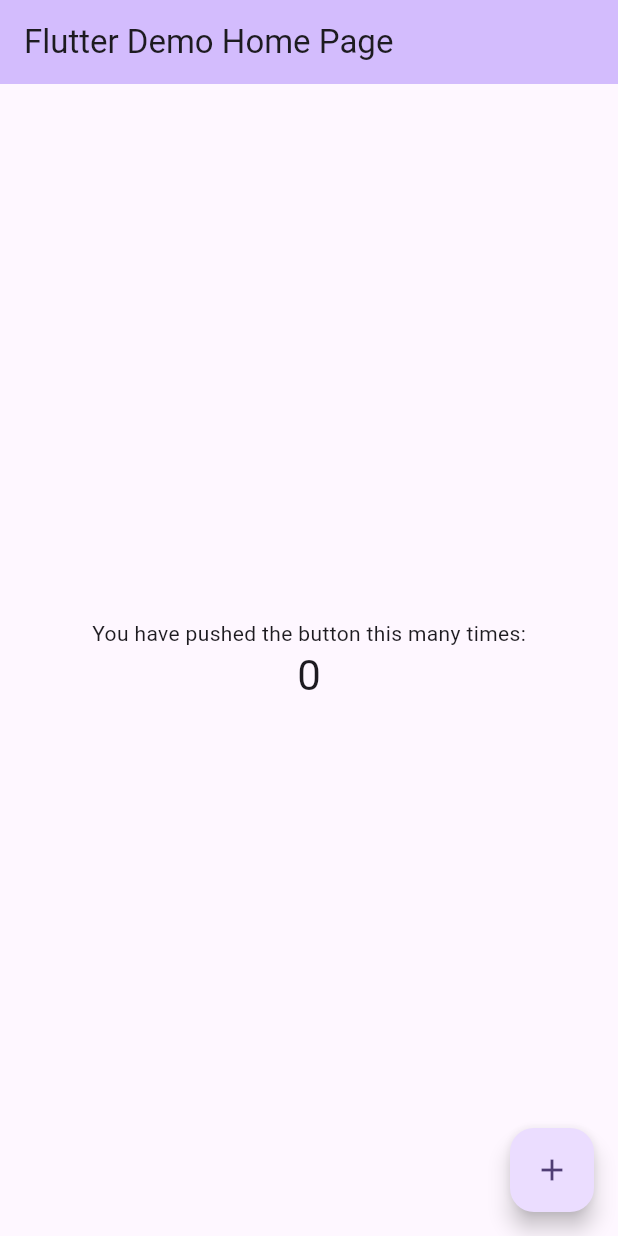
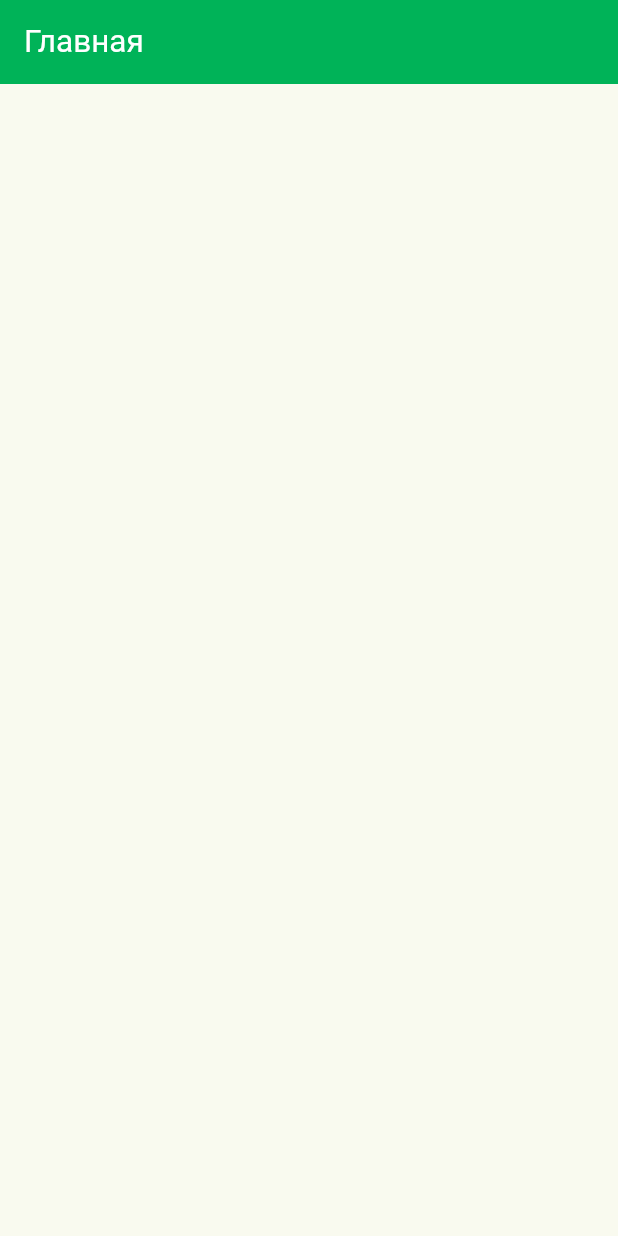
Before and after one commit to Voldezhur/Startups, a Flutter app: the screen it shows after launch, on a phone screen of 412 x 824 dp. Run offline on Flutter 3.47's test engine with Material 3 defaults, Android fonts, the light colour scheme and no system bars.

Commit message:
Added main page, preparation for uploading files

```diff
--- a/read_aloud/lib/main.dart
+++ b/read_aloud/lib/main.dart
@@ -1,4 +1,5 @@
 import 'package:flutter/material.dart';
+import 'package:read_aloud/pages/main_page.dart';
 
 void main() {
   runApp(const MyApp());
@@ -6,120 +7,21 @@
 
 class MyApp extends StatelessWidget {
   const MyApp({super.key});
-
-  // This widget is the root of your application.
   @override
   Widget build(BuildContext context) {
     return MaterialApp(
       title: 'Flutter Demo',
+      debugShowCheckedModeBanner: false,
       theme: ThemeData(
-        // This is the theme of your application.
-        //
-        // TRY THIS: Try running your application with "flutter run". You'll see
-        // the application has a purple toolbar. Then, without quitting the app,
-        // try changing the seedColor in the colorScheme below to Colors.green
-        // and then invoke "hot reload" (save your changes or press the "hot
-        // reload" button in a Flutter-supported IDE, or press "r" if you used
-        // the command line to start the app).
-        //
-        // Notice that the counter didn't reset back to zero; the application
-        // state is not lost during the reload. To reset the state, use hot
-        // restart instead.
-        //
-        // This works for code too, not just values: Most code changes can be
-        // tested with just a hot reload.
-        colorScheme: ColorScheme.fromSeed(seedColor: Colors.deepPurple),
+        colorScheme: ColorScheme.fromSeed(seedColor: Colors.lightGreen),
+        primaryColor: const Color(0xFF00B358),
+        appBarTheme: const AppBarTheme(
+          backgroundColor: Color(0xFF00B358),
+          titleTextStyle: TextStyle(color: Colors.white, fontSize: 21),
+        ),
         useMaterial3: true,
       ),
-      home: const MyHomePage(title: 'Flutter Demo Home Page'),
+      home: const MainPage(),
     );
   }
 }
-
-class MyHomePage extends StatefulWidget {
-  const MyHomePage({super.key, required this.title});
-
-  // This widget is the home page of your application. It is stateful, meaning
-  // that it has a State object (defined below) that contains fields that affect
-  // how it looks.
-
-  // This class is the configuration for the state. It holds the values (in this
-  // case the title) provided by the parent (in this case the App widget) and
-  // used by the build method of the State. Fields in a Widget subclass are
-  // always marked "final".
-
-  final String title;
-
-  @override
-  State<MyHomePage> createState() => _MyHomePageState();
-}
-
-class _MyHomePageState extends State<MyHomePage> {
-  int _counter = 0;
-
-  void _incrementCounter() {
-    setState(() {
-      // This call to setState tells the Flutter framework that something has
-      // changed in this State, which causes it to rerun the build method below
-      // so that the display can reflect the updated values. If we changed
-      // _counter without calling setState(), then the build method would not be
-      // called again, and so nothing would appear to happen.
-      _counter++;
-    });
-  }
-
-  @override
-  Widget build(BuildContext context) {
-    // This method is rerun every time setState is called, for instance as done
-    // by the _incrementCounter method above.
-    //
-    // The Flutter framework has been optimized to make rerunning build methods
-    // fast, so that you can just rebuild anything that needs updating rather
-    // than having to individually change instances of widgets.
-    return Scaffold(
-      appBar: AppBar(
-        // TRY THIS: Try changing the color here to a specific color (to
-        // Colors.amber, perhaps?) and trigger a hot reload to see the AppBar
-        // change color while the other colors stay the same.
-        backgroundColor: Theme.of(context).colorScheme.inversePrimary,
-        // Here we take the value from the MyHomePage object that was created by
-        // the App.build method, and use it to set our appbar title.
-        title: Text(widget.title),
-      ),
-      body: Center(
-        // Center is a layout widget. It takes a single child and positions it
-        // in the middle of the parent.
-        child: Column(
-          // Column is also a layout widget. It takes a list of children and
-          // arranges them vertically. By default, it sizes itself to fit its
-          // children horizontally, and tries to be as tall as its parent.
-          //
-          // Column has various properties to control how it sizes itself and
-          // how it positions its children. Here we use mainAxisAlignment to
-          // center the children vertically; the main axis here is the vertical
-          // axis because Columns are vertical (the cross axis would be
-          // horizontal).
-          //
-          // TRY THIS: Invoke "debug painting" (choose the "Toggle Debug Paint"
-          // action in the IDE, or press "p" in the console), to see the
-          // wireframe for each widget.
-          mainAxisAlignment: MainAxisAlignment.center,
-          children: <Widget>[
-            const Text(
-              'You have pushed the button this many times:',
-            ),
-            Text(
-              '$_counter',
-              style: Theme.of(context).textTheme.headlineMedium,
-            ),
-          ],
-        ),
-      ),
-      floatingActionButton: FloatingActionButton(
-        onPressed: _incrementCounter,
-        tooltip: 'Increment',
-        child: const Icon(Icons.add),
-      ), // This trailing comma makes auto-formatting nicer for build methods.
-    );
-  }
-}
--- /dev/null
+++ b/read_aloud/lib/pages/main_page.dart
@@ -0,0 +1,19 @@
+import 'package:flutter/material.dart';
+
+class MainPage extends StatefulWidget {
+  const MainPage({super.key});
+
+  @override
+  State<MainPage> createState() => _MainPageState();
+}
+
+class _MainPageState extends State<MainPage> {
+  @override
+  Widget build(BuildContext context) {
+    return Scaffold(
+      appBar: AppBar(
+        title: const Text('Главная'),
+      ),
+    );
+  }
+}
```
Also changed, not shown: 1 other file.
